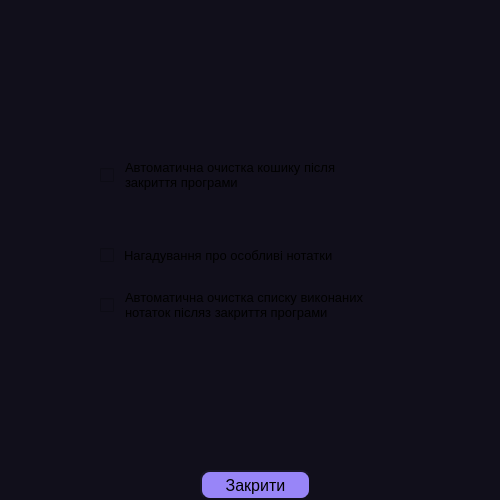
Qt form QTtask Project/settings_window.ui (DonchykVitaliy/QT-task-manager) before a commit.
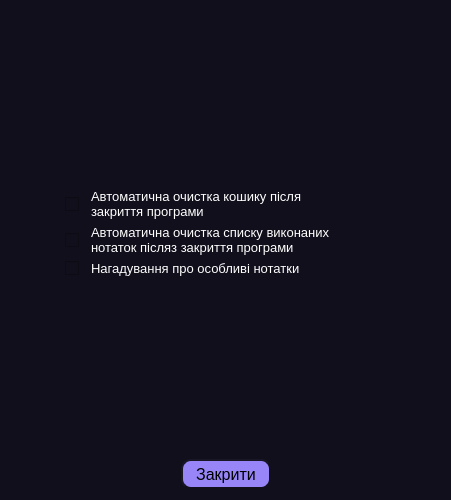
The same form after that commit.

```diff
--- a/QTtask Project/settings_window.ui
+++ b/QTtask Project/settings_window.ui
@@ -6,7 +6,7 @@
    <rect>
     <x>0</x>
     <y>0</y>
-    <width>500</width>
+    <width>451</width>
     <height>500</height>
    </rect>
   </property>
@@ -16,23 +16,188 @@
   <property name="styleSheet">
    <string notr="true">background-color: rgb(17, 15, 27);</string>
   </property>
-  <widget class="QPushButton" name="closeBut">
-   <property name="geometry">
-    <rect>
-     <x>200</x>
-     <y>470</y>
-     <width>111</width>
-     <height>30</height>
-    </rect>
-   </property>
-   <property name="minimumSize">
-    <size>
-     <width>90</width>
-     <height>30</height>
-    </size>
-   </property>
-   <property name="styleSheet">
-    <string notr="true">QPushButton
+  <layout class="QVBoxLayout" name="verticalLayout_2" stretch="14,1">
+   <item>
+    <layout class="QHBoxLayout" name="horizontalLayout_5" stretch="1,6,1">
+     <item>
+      <spacer name="horizontalSpacer_3">
+       <property name="orientation">
+        <enum>Qt::Horizontal</enum>
+       </property>
+       <property name="sizeHint" stdset="0">
+        <size>
+         <width>40</width>
+         <height>20</height>
+        </size>
+       </property>
+      </spacer>
+     </item>
+     <item>
+      <layout class="QVBoxLayout" name="verticalLayout">
+       <item>
+        <spacer name="verticalSpacer">
+         <property name="orientation">
+          <enum>Qt::Vertical</enum>
+         </property>
+         <property name="sizeHint" stdset="0">
+          <size>
+           <width>20</width>
+           <height>40</height>
+          </size>
+         </property>
+        </spacer>
+       </item>
+       <item>
+        <layout class="QHBoxLayout" name="horizontalLayout_4" stretch="1,15">
+         <item>
+          <widget class="QCheckBox" name="basketCB">
+           <property name="maximumSize">
+            <size>
+             <width>30</width>
+             <height>30</height>
+            </size>
+           </property>
+           <property name="text">
+            <string/>
+           </property>
+          </widget>
+         </item>
+         <item>
+          <widget class="QLabel" name="clearBasketLbl">
+           <property name="font">
+            <font>
+             <pointsize>10</pointsize>
+            </font>
+           </property>
+           <property name="styleSheet">
+            <string notr="true">color: rgb(255, 255, 255);</string>
+           </property>
+           <property name="text">
+            <string>&lt;html&gt;&lt;head/&gt;&lt;body&gt;&lt;p&gt;&lt;span style=&quot; font-size:10pt;&quot;&gt;Автоматична очистка кошику після&lt;br/&gt;закриття програми&lt;/span&gt;&lt;/p&gt;&lt;/body&gt;&lt;/html&gt;</string>
+           </property>
+          </widget>
+         </item>
+        </layout>
+       </item>
+       <item>
+        <layout class="QHBoxLayout" name="horizontalLayout_3" stretch="1,15">
+         <item>
+          <widget class="QCheckBox" name="historyCB">
+           <property name="maximumSize">
+            <size>
+             <width>30</width>
+             <height>30</height>
+            </size>
+           </property>
+           <property name="text">
+            <string/>
+           </property>
+          </widget>
+         </item>
+         <item>
+          <widget class="QLabel" name="clearHistoryLbl">
+           <property name="font">
+            <font>
+             <pointsize>10</pointsize>
+            </font>
+           </property>
+           <property name="styleSheet">
+            <string notr="true">color: rgb(255, 255, 255);</string>
+           </property>
+           <property name="text">
+            <string>&lt;html&gt;&lt;head/&gt;&lt;body&gt;&lt;p&gt;&lt;span style=&quot; font-size:10pt;&quot;&gt;Автоматична очистка списку виконаних&lt;br/&gt;нотаток післяз закриття програми&lt;/span&gt;&lt;/p&gt;&lt;/body&gt;&lt;/html&gt;</string>
+           </property>
+          </widget>
+         </item>
+        </layout>
+       </item>
+       <item>
+        <layout class="QHBoxLayout" name="horizontalLayout" stretch="1,15">
+         <item>
+          <widget class="QCheckBox" name="notificationCB">
+           <property name="maximumSize">
+            <size>
+             <width>30</width>
+             <height>30</height>
+            </size>
+           </property>
+           <property name="text">
+            <string/>
+           </property>
+          </widget>
+         </item>
+         <item>
+          <widget class="QLabel" name="notificationLbl">
+           <property name="font">
+            <font>
+             <pointsize>10</pointsize>
+            </font>
+           </property>
+           <property name="styleSheet">
+            <string notr="true">color: rgb(255, 255, 255);</string>
+           </property>
+           <property name="text">
+            <string>&lt;html&gt;&lt;head/&gt;&lt;body&gt;&lt;p&gt;&lt;span style=&quot; font-size:10pt;&quot;&gt;Нагадування про особливі нотатки&lt;/span&gt;&lt;/p&gt;&lt;/body&gt;&lt;/html&gt;</string>
+           </property>
+          </widget>
+         </item>
+        </layout>
+       </item>
+       <item>
+        <spacer name="verticalSpacer_2">
+         <property name="orientation">
+          <enum>Qt::Vertical</enum>
+         </property>
+         <property name="sizeHint" stdset="0">
+          <size>
+           <width>20</width>
+           <height>40</height>
+          </size>
+         </property>
+        </spacer>
+       </item>
+      </layout>
+     </item>
+     <item>
+      <spacer name="horizontalSpacer_4">
+       <property name="orientation">
+        <enum>Qt::Horizontal</enum>
+       </property>
+       <property name="sizeHint" stdset="0">
+        <size>
+         <width>40</width>
+         <height>20</height>
+        </size>
+       </property>
+      </spacer>
+     </item>
+    </layout>
+   </item>
+   <item>
+    <layout class="QHBoxLayout" name="horizontalLayout_6">
+     <item>
+      <spacer name="horizontalSpacer">
+       <property name="orientation">
+        <enum>Qt::Horizontal</enum>
+       </property>
+       <property name="sizeHint" stdset="0">
+        <size>
+         <width>40</width>
+         <height>20</height>
+        </size>
+       </property>
+      </spacer>
+     </item>
+     <item>
+      <widget class="QPushButton" name="closeBut">
+       <property name="minimumSize">
+        <size>
+         <width>90</width>
+         <height>30</height>
+        </size>
+       </property>
+       <property name="styleSheet">
+        <string notr="true">QPushButton
 {
 	font-size: 12pt;
 	border-style: outset;
@@ -51,107 +216,28 @@
 {
 	background-color: rgb(97, 72, 226);
 }</string>
-   </property>
-   <property name="text">
-    <string>Закрити</string>
-   </property>
-  </widget>
-  <widget class="QWidget" name="horizontalLayoutWidget">
-   <property name="geometry">
-    <rect>
-     <x>100</x>
-     <y>240</y>
-     <width>301</width>
-     <height>31</height>
-    </rect>
-   </property>
-   <layout class="QHBoxLayout" name="horizontalLayout" stretch="1,15">
-    <item>
-     <widget class="QCheckBox" name="notificationCB">
-      <property name="maximumSize">
-       <size>
-        <width>30</width>
-        <height>30</height>
-       </size>
-      </property>
-      <property name="text">
-       <string/>
-      </property>
-     </widget>
-    </item>
-    <item>
-     <widget class="QLabel" name="notificationLbl">
-      <property name="text">
-       <string>&lt;html&gt;&lt;head/&gt;&lt;body&gt;&lt;p&gt;&lt;span style=&quot; font-size:10pt;&quot;&gt;Нагадування про особливі нотатки&lt;/span&gt;&lt;/p&gt;&lt;/body&gt;&lt;/html&gt;</string>
-      </property>
-     </widget>
-    </item>
-   </layout>
-  </widget>
-  <widget class="QWidget" name="horizontalLayoutWidget_2">
-   <property name="geometry">
-    <rect>
-     <x>100</x>
-     <y>280</y>
-     <width>311</width>
-     <height>51</height>
-    </rect>
-   </property>
-   <layout class="QHBoxLayout" name="horizontalLayout_3" stretch="1,15">
-    <item>
-     <widget class="QCheckBox" name="historyCB">
-      <property name="maximumSize">
-       <size>
-        <width>30</width>
-        <height>30</height>
-       </size>
-      </property>
-      <property name="text">
-       <string/>
-      </property>
-     </widget>
-    </item>
-    <item>
-     <widget class="QLabel" name="clearHistoryLbl">
-      <property name="text">
-       <string>&lt;html&gt;&lt;head/&gt;&lt;body&gt;&lt;p&gt;&lt;span style=&quot; font-size:10pt;&quot;&gt;Автоматична очистка списку виконаних&lt;br/&gt;нотаток післяз закриття програми&lt;/span&gt;&lt;/p&gt;&lt;/body&gt;&lt;/html&gt;</string>
-      </property>
-     </widget>
-    </item>
-   </layout>
-  </widget>
-  <widget class="QWidget" name="horizontalLayoutWidget_3">
-   <property name="geometry">
-    <rect>
-     <x>100</x>
-     <y>150</y>
-     <width>311</width>
-     <height>51</height>
-    </rect>
-   </property>
-   <layout class="QHBoxLayout" name="horizontalLayout_4" stretch="1,15">
-    <item>
-     <widget class="QCheckBox" name="basketCB">
-      <property name="maximumSize">
-       <size>
-        <width>30</width>
-        <height>30</height>
-       </size>
-      </property>
-      <property name="text">
-       <string/>
-      </property>
-     </widget>
-    </item>
-    <item>
-     <widget class="QLabel" name="clearBasketLbl">
-      <property name="text">
-       <string>&lt;html&gt;&lt;head/&gt;&lt;body&gt;&lt;p&gt;&lt;span style=&quot; font-size:10pt;&quot;&gt;Автоматична очистка кошику після&lt;br/&gt;закриття програми&lt;/span&gt;&lt;/p&gt;&lt;/body&gt;&lt;/html&gt;</string>
-      </property>
-     </widget>
-    </item>
-   </layout>
-  </widget>
+       </property>
+       <property name="text">
+        <string>Закрити</string>
+       </property>
+      </widget>
+     </item>
+     <item>
+      <spacer name="horizontalSpacer_2">
+       <property name="orientation">
+        <enum>Qt::Horizontal</enum>
+       </property>
+       <property name="sizeHint" stdset="0">
+        <size>
+         <width>40</width>
+         <height>20</height>
+        </size>
+       </property>
+      </spacer>
+     </item>
+    </layout>
+   </item>
+  </layout>
  </widget>
  <resources/>
  <connections/>
```
